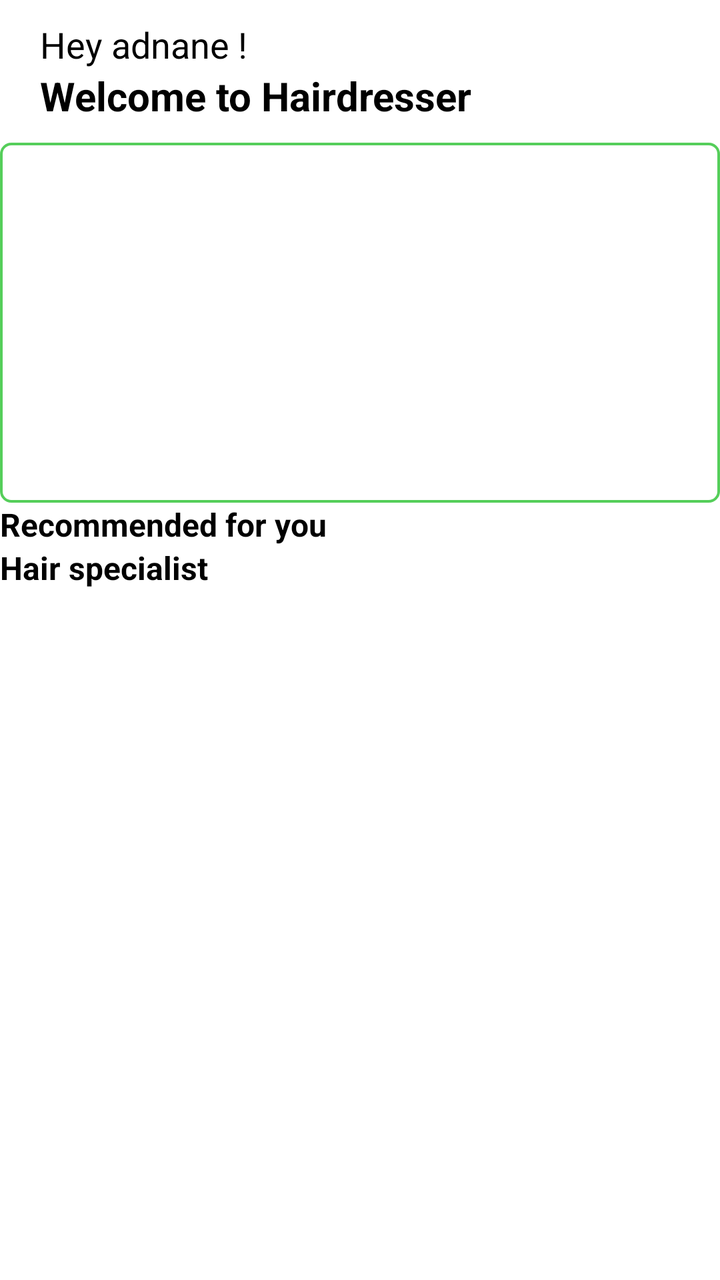
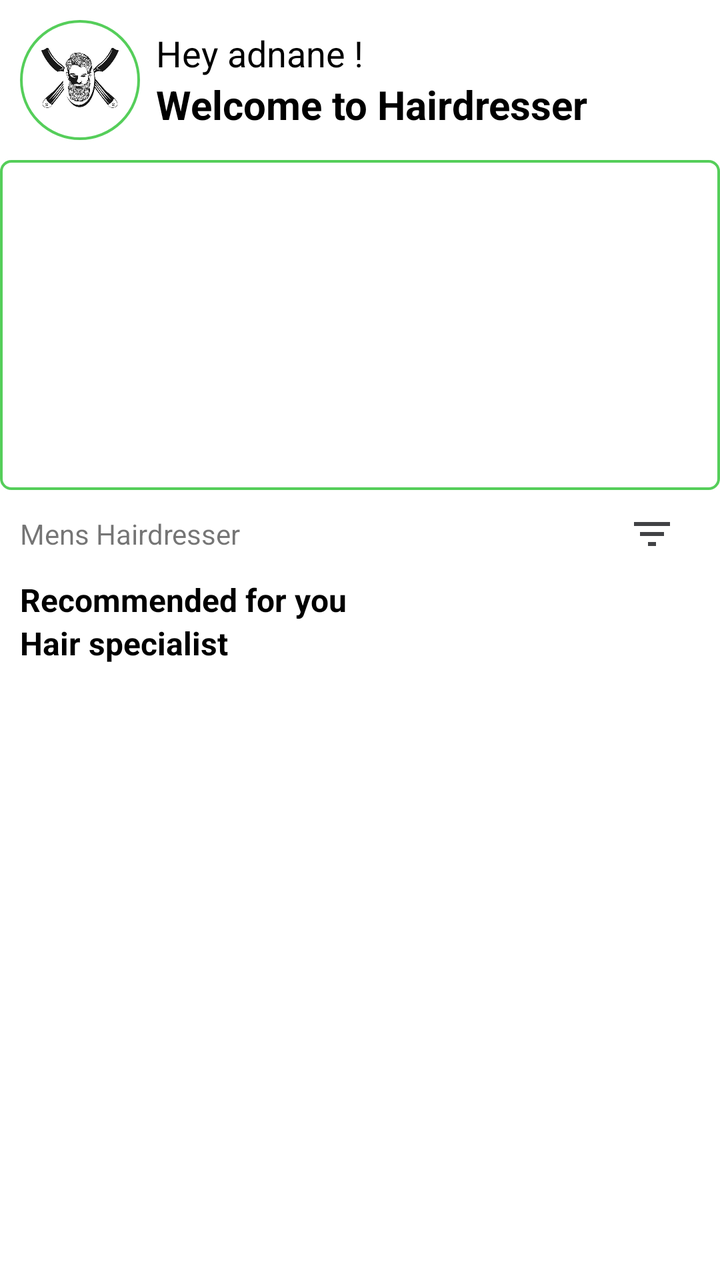

An Android layout rendered at two revisions. The XML below is the earlier revision; the diff shows what the commit changed to produce the second picture.
<!-- AndroidManifest.xml: application theme Theme.HelloHairdresser -->
<!-- res/layout/activity_home_client.xml -->
<LinearLayout
    xmlns:android="http://schemas.android.com/apk/res/android"
    xmlns:app="http://schemas.android.com/apk/res-auto"
    xmlns:tools="http://schemas.android.com/tools"
    android:layout_width="match_parent"
    android:layout_height="match_parent"
    android:orientation="vertical"
    tools:context=".HomeClient">
    
    <LinearLayout
        android:layout_width="match_parent"
        android:layout_height="wrap_content"
        android:orientation="vertical"
        android:paddingHorizontal="20dp"
        android:paddingVertical="10dp"
        >
        <TextView
            android:layout_width="match_parent"
            android:layout_height="wrap_content"
            android:text="Hey adnane !"
            android:textSize="18sp"
            android:textColor="@color/black"
            />
        <TextView
            android:layout_width="wrap_content"
            android:layout_height="wrap_content"
            android:text="Welcome to Hairdresser"
            android:textColor="@color/black"
            android:textStyle="bold"
            android:textSize="20dp"
            />
    </LinearLayout>

    <androidx.viewpager.widget.ViewPager
        android:id="@+id/pubsImages"
        android:layout_width="match_parent"
        android:layout_height="180dp"
        android:background="@drawable/shape_button"
        />
    
    <androidx.recyclerview.widget.RecyclerView
        android:id="@+id/recyclerviewCategories"
        android:scrollbars="horizontal"
        android:focusable="false"
        android:layout_width="wrap_content"
        android:layout_height="wrap_content"
        android:layout_centerVertical="true"
        android:layout_centerHorizontal="true" />

   

   
    
    <TextView
        android:layout_width="match_parent"
        android:layout_height="wrap_content"
        android:text="Recommended for you"
        android:textColor="@color/black"
        android:textStyle="bold"
        android:textSize="16dp"
        />
    <androidx.recyclerview.widget.RecyclerView
        android:id="@+id/recyclerviewSalon"
        android:scrollbars="horizontal"
        android:focusable="false"
        android:layout_width="wrap_content"
        android:layout_height="wrap_content"
        android:layout_centerVertical="true"
        android:layout_centerHorizontal="true" />
    <TextView
        android:layout_width="match_parent"
        android:layout_height="wrap_content"
        android:text="Hair specialist"
        android:textColor="@color/black"
        android:textStyle="bold"
        android:textSize="16dp"
        />
    <androidx.recyclerview.widget.RecyclerView
        android:id="@+id/recyclerviewHairDressers"
        android:scrollbars="horizontal"
        android:focusable="false"
        android:layout_width="wrap_content"
        android:layout_height="wrap_content"
        android:layout_centerVertical="true"
        android:layout_centerHorizontal="true" />
</LinearLayout>
<!-- resources referenced by this layout -->
<resources>
  <color name="black">#FF000000</color>
  <!-- drawable shape_button (drawable) -->
  <?xml version="1.0" encoding="utf-8"?>
  <shape xmlns:android="http://schemas.android.com/apk/res/android"
      android:shape="rectangle"
      >
      <corners android:radius="5dp" />
      <stroke android:color="@color/vertApp" android:width="1.3dp"/>
  
  </shape>
  <style name="Theme.HelloHairdresser" parent="Theme.MaterialComponents.DayNight.DarkActionBar">
          
          <item name="colorPrimary">@color/purple_500</item>
          <item name="colorPrimaryVariant">@color/purple_700</item>
          <item name="colorOnPrimary">@color/white</item>
          
          <item name="colorSecondary">@color/teal_200</item>
          <item name="colorSecondaryVariant">@color/teal_700</item>
          <item name="colorOnSecondary">@color/black</item>
          
          <item name="android:statusBarColor" tools:targetApi="l">?attr/colorPrimaryVariant</item>
          
      </style>
  <color name="vertApp">#E13FC845</color>
  <color name="purple_500">#FF6200EE</color>
  <color name="purple_700">#FF3700B3</color>
  <color name="white">#FFFFFFFF</color>
  <color name="teal_200">#FF03DAC5</color>
  <color name="teal_700">#FF018786</color>
</resources>

<!-- the commit's change to res/layout/activity_home_client.xml (unified diff, before → after) -->
@@ -10,50 +10,73 @@
     <LinearLayout
         android:layout_width="match_parent"
         android:layout_height="wrap_content"
-        android:orientation="vertical"
-        android:paddingHorizontal="20dp"
+        android:paddingHorizontal="10dp"
         android:paddingVertical="10dp"
-        >
+        android:gravity="center"
+        android:orientation="horizontal">
+        <ImageView
+            android:layout_width="60sp"
+            android:layout_height="60sp"
+            android:layout_gravity="center_horizontal"
+            android:background="@drawable/shape_logo"
+            android:src="@drawable/logo_app" />
+        <LinearLayout
+            android:layout_width="match_parent"
+            android:layout_height="wrap_content"
+            android:orientation="vertical"
+            android:paddingHorizontal="8dp"
+
+            >
+            <TextView
+                android:layout_width="match_parent"
+                android:layout_height="wrap_content"
+                android:text="Hey adnane !"
+                android:textSize="18sp"
+                android:textColor="@color/black"
+                />
+            <TextView
+                android:layout_width="wrap_content"
+                android:layout_height="wrap_content"
+                android:text="Welcome to Hairdresser"
+                android:textColor="@color/black"
+                android:textStyle="bold"
+                android:textSize="20dp"
+                />
+        </LinearLayout>
+    </LinearLayout>
+    <androidx.viewpager.widget.ViewPager
+        android:id="@+id/pubsImages"
+        android:layout_width="match_parent"
+        android:layout_height="165dp"
+        android:background="@drawable/shape_button"
+        />
+    
+    
+
+    <RelativeLayout
+        android:layout_width="match_parent"
+        android:paddingHorizontal="10dp"
+        android:layout_height="wrap_content">
         <TextView
             android:layout_width="match_parent"
             android:layout_height="wrap_content"
-            android:text="Hey adnane !"
-            android:textSize="18sp"
-            android:textColor="@color/black"
-            />
-        <TextView
+            android:layout_centerVertical="true"
+            android:text="Mens Hairdresser"/>
+        <ImageButton
             android:layout_width="wrap_content"
             android:layout_height="wrap_content"
-            android:text="Welcome to Hairdresser"
-            android:textColor="@color/black"
-            android:textStyle="bold"
-            android:textSize="20dp"
+            android:layout_alignParentEnd="true"
+            android:src="@drawable/ic_filter_list"
+            android:backgroundTint="#FFF"
             />
-    </LinearLayout>
-
-    <androidx.viewpager.widget.ViewPager
-        android:id="@+id/pubsImages"
-        android:layout_width="match_parent"
-        android:layout_height="180dp"
-        android:background="@drawable/shape_button"
-        />
-    
-    <androidx.recyclerview.widget.RecyclerView
-        android:id="@+id/recyclerviewCategories"
-        android:scrollbars="horizontal"
-        android:focusable="false"
-        android:layout_width="wrap_content"
-        android:layout_height="wrap_content"
-        android:layout_centerVertical="true"
-        android:layout_centerHorizontal="true" />
-
-   
+    </RelativeLayout>
 
    
     
     <TextView
         android:layout_width="match_parent"
         android:layout_height="wrap_content"
+        android:paddingHorizontal="10dp"
         android:text="Recommended for you"
         android:textColor="@color/black"
         android:textStyle="bold"
@@ -70,6 +93,7 @@
     <TextView
         android:layout_width="match_parent"
         android:layout_height="wrap_content"
+        android:paddingHorizontal="10dp"
         android:text="Hair specialist"
         android:textColor="@color/black"
         android:textStyle="bold"
<!-- resource entries referenced after the edit -->
@@ -1,12 +1,28 @@
 <!-- resources referenced by this layout -->
 <resources>
   <color name="black">#FF000000</color>
+  <!-- drawable ic_filter_list (drawable) -->
+  <vector android:height="24dp" android:tint="#414245"
+      android:viewportHeight="24" android:viewportWidth="24"
+      android:width="24dp" xmlns:android="http://schemas.android.com/apk/res/android">
+      <path android:fillColor="@android:color/white" android:pathData="M10,18h4v-2h-4v2zM3,6v2h18L21,6L3,6zM6,13h12v-2L6,11v2z"/>
+  </vector>
+  <!-- drawable logo_app: png bitmap (drawable, 87843 bytes) -->
   <!-- drawable shape_button (drawable) -->
   <?xml version="1.0" encoding="utf-8"?>
   <shape xmlns:android="http://schemas.android.com/apk/res/android"
       android:shape="rectangle"
       >
       <corners android:radius="5dp" />
+      <stroke android:color="@color/vertApp" android:width="1.3dp"/>
+  
+  </shape>
+  <!-- drawable shape_logo (drawable) -->
+  <?xml version="1.0" encoding="utf-8"?>
+  <shape xmlns:android="http://schemas.android.com/apk/res/android"
+      android:shape="rectangle"
+      >
+      <corners android:radius="250dp" />
       <stroke android:color="@color/vertApp" android:width="1.3dp"/>
   
   </shape>
